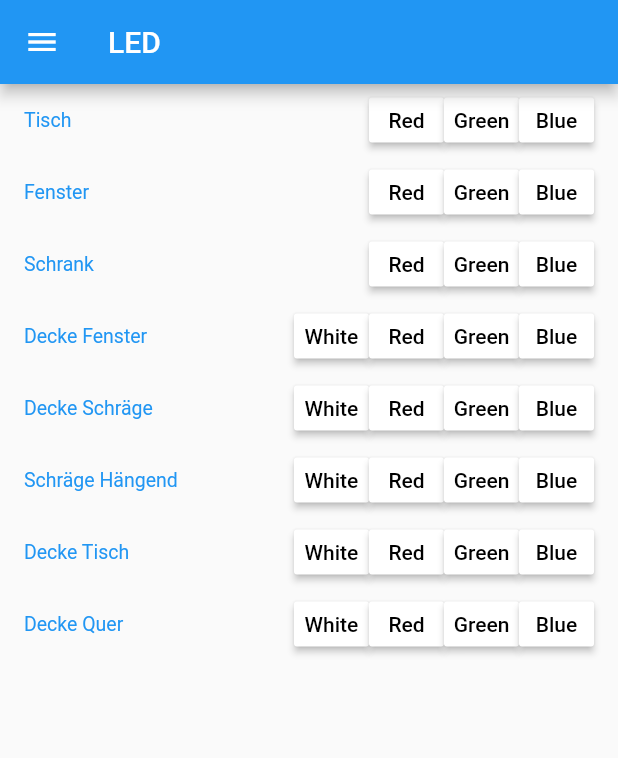
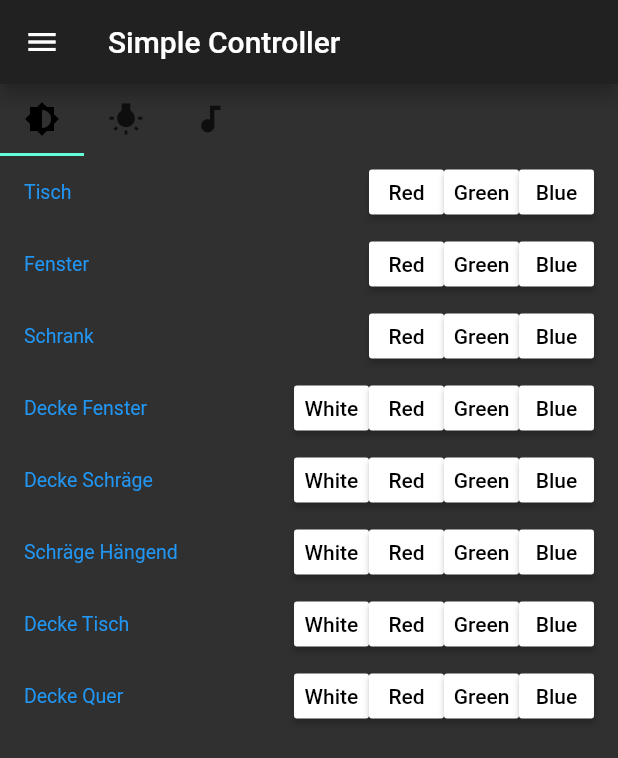
Before and after one commit to wiesesamuel/flutter_lightstorm, a Flutter app: the screen it shows after launch, on a phone screen of 412 x 824 dp. Shown: the top 758 px of the screen. Run offline on Flutter 3.47's test engine with Material 2 defaults, Android fonts, the phone set to English and light mode, and no system bars.

Commit message:
improve views, add tab bar

```diff
--- /dev/null
+++ b/assets/about.txt
@@ -0,0 +1 @@
+This is the about page content, fancy.
--- a/lib/Controller/model_controller.dart
+++ b/lib/Controller/model_controller.dart
@@ -1,4 +1,4 @@
-import 'package:lsd/models/buttonGenerator.dart';
+import 'package:lsd/models/button_generator.dart';
 import 'package:lsd/models/stripe_controller.dart';
 import 'package:lsd/pin/pin.dart';
 import 'package:lsd/pin/pin_type.dart';
--- a/lib/main.dart
+++ b/lib/main.dart
@@ -1,9 +1,5 @@
-// Flutter code sample for material.AppBar.actions.1
-
-// This sample shows adding an action to an [AppBar] that opens a shopping cart.
-
 import 'package:flutter/material.dart';
-import 'package:lsd/view/statefullview.dart';
+import 'package:lsd/view/main_view.dart';
 
 void main() => runApp(MyApp());
 
@@ -12,10 +8,6 @@ class MyApp extends StatelessWidget {
 
   @override
   Widget build(BuildContext context) {
-    return MaterialApp(
-      color: Colors.cyan,
-      title: "LSD",
-      home: MyStatefulWidget(),
-    );
+    return MainView();
   }
 }
--- a/lib/models/buttonGenerator.dart
+++ b/lib/models/button_generator.dart
@@ -12,6 +12,7 @@ class ButtonTextColorConverter {
     switch (color.value) {
       // dark blue
       case (4278190335):
+      case (2989634098):
         return Colors.white;
     }
     return Colors.black;
@@ -44,7 +45,7 @@ class ButtonSingleConverter {
       case ButtonSingle.W:
         return ColorButton(
           name: "White",
-          color: Color.fromRGBO(20, 20, 20, 0.7),
+          color: Color.fromRGBO(50, 50, 50, 0.7),
           pin: pin,
         );
         break;
--- a/lib/models/color_button.dart
+++ b/lib/models/color_button.dart
@@ -1,6 +1,6 @@
 import 'package:flutter/material.dart';
 import 'package:lsd/helper/helper.dart';
-import 'package:lsd/models/buttonGenerator.dart';
+import 'package:lsd/models/button_generator.dart';
 import 'package:lsd/pin/mode_type.dart';
 import 'package:lsd/pin/pin.dart';
 
--- a/lib/models/stripe_controller.dart
+++ b/lib/models/stripe_controller.dart
@@ -3,7 +3,7 @@ import 'package:lsd/helper/helper.dart';
 import 'package:lsd/pin/mode_type.dart';
 import 'package:lsd/pin/pin.dart';
 
-import 'buttonGenerator.dart';
+import 'button_generator.dart';
 import 'color_button.dart';
 
 class StripeController extends StatefulWidget {
--- /dev/null
+++ b/lib/view/controller_view.dart
@@ -0,0 +1,58 @@
+import 'package:flutter/material.dart';
+import 'package:lsd/Controller/controller.dart';
+import 'package:lsd/pin/mode_type.dart';
+
+class ControllerView extends StatefulWidget {
+  @override
+  _ControllerViewState createState() => _ControllerViewState();
+}
+
+class _ControllerViewState extends State<ControllerView>
+    with SingleTickerProviderStateMixin {
+  List<Widget> tabs = [];
+  List<String> titles = [];
+
+  TabController _tabController;
+
+  _ControllerViewState() {
+    for (ModeType value in ModeType.values) {
+      String name = modeTypeHelper.getName(value);
+      titles.add(name);
+      IconData iconData = modeTypeHelper.getIconData(value);
+      tabs.add(Tab(icon: Icon(iconData),));
+    }
+  }
+
+  @override
+  void initState() {
+    super.initState();
+    _tabController = new TabController(vsync: this, length: tabs.length);
+  }
+
+  @override
+  void dispose() {
+    _tabController.dispose();
+    super.dispose();
+  }
+
+  @override
+  Widget build(BuildContext context) {
+    return DefaultTabController(
+        length: titles.length,
+        child: Scaffold(
+            appBar: TabBar(
+              isScrollable: true,
+              tabs: tabs,
+              controller: _tabController,
+              labelColor: Colors.black,
+              //onTap: pinController.setCurrentModeType(ModeType.values[_tabController.index]);
+            ),
+            // components
+            body: Center(
+              child: ListView(
+                children: modelController.getAllMembers(),
+              ),
+            ),
+        ));
+  }
+}
--- /dev/null
+++ b/lib/view/main_view.dart
@@ -0,0 +1,80 @@
+import 'package:flutter/material.dart';
+import 'package:lsd/view/views.dart';
+
+enum AppTheme { Light, Dark }
+
+final appThemes = {
+  AppTheme.Light: ThemeData(
+    brightness: Brightness.light,
+    primarySwatch: Colors.indigo,
+  ),
+  AppTheme.Dark: ThemeData(
+    brightness: Brightness.dark,
+    primarySwatch: Colors.blue,
+  )
+};
+
+AppTheme currentTheme = AppTheme.Dark;
+
+class MainView extends StatefulWidget {
+  _MainViewState createState() => _MainViewState();
+}
+
+class _MainViewState extends State<MainView> {
+  static Views _currentView = defaultView;
+  static Widget _viewWidget = getView(_currentView);
+
+  @override
+  Widget build(BuildContext context) {
+    return MaterialApp(
+      theme: appThemes[currentTheme],
+      home: StatefulBuilder(
+        builder: (BuildContext context, StateSetter state) {
+          return Scaffold(
+            appBar: AppBar(
+              title: Text(getViewName(_currentView)),
+              elevation: 5.0,
+            ),
+            body: _viewWidget,
+            drawer: Drawer(
+                child: new ListView(
+              children: <Widget>[
+                new DrawerHeader(
+                  child: new Text('LED'),
+                ),
+                ListTile(
+                    title: new Text(getViewName(Views.SIMPLE)),
+                    trailing: Icon(Icons.sentiment_satisfied),
+                    onTap: () => setState(() {
+                          _setView(Views.SIMPLE);
+                          Navigator.of(context).pop();
+                        })),
+                ListTile(
+                    title: new Text(getViewName(Views.COMPLEX)),
+                    trailing: Icon(Icons.settings_input_component),
+                    onTap: () => setState(() {
+                          _setView(Views.COMPLEX);
+                          Navigator.of(context).pop();
+                        })),
+                Divider(),
+                ListTile(
+                    title: new Text(getViewName(Views.SETTINGS)),
+                    trailing: Icon(Icons.settings),
+                    onTap: () => setState(() {
+                          _setView(Views.SETTINGS);
+                          Navigator.of(context).pop();
+                        })),
+              ],
+            )),
+          );
+        },
+      ),
+    );
+  }
+
+  void _setView(Views view) {
+    if (_currentView == view) return;
+    _currentView = view;
+    _viewWidget = getView(_currentView);
+  }
+}
--- a/lib/view/statefullview.dart
+++ /dev/null
@@ -1,52 +0,0 @@
-import 'package:flutter/material.dart';
-import 'package:lsd/Controller/controller.dart';
-
-class MyStatefulWidget extends StatefulWidget {
-  MyStatefulWidget({Key key}) : super(key: key);
-
-  @override
-  _MyApplication createState() => _MyApplication();
-}
-
-class _MyApplication extends State<MyStatefulWidget> {
-
-  Widget build(BuildContext context) {
-    return Scaffold(
-
-      // title label
-      appBar: AppBar(
-        title: Text('LED'),
-      ),
-
-      // side menu
-      drawer: new Drawer(
-          child: new ListView(
-            children: <Widget> [
-              new DrawerHeader(child: new Text('LED'),),
-              new ListTile(
-                title: new Text('First Menu Item'),
-                onTap: () {},
-              ),
-              new ListTile(
-                title: new Text('Second Menu Item'),
-                onTap: () {},
-              ),
-              new Divider(),
-              new ListTile(
-                title: new Text('About'),
-                onTap: () {},
-              )
-            ],
-          )
-      ),
-
-      // components
-      body: Center(
-        child: ListView(
-          children: modelController.getAllMembers(),
-        ),
-      ),
-
-    );
-  }
-}
--- /dev/null
+++ b/lib/view/views.dart
@@ -0,0 +1,66 @@
+import 'package:flutter/material.dart';
+import 'package:lsd/view/controller_view.dart';
+import 'package:lsd/view/settings.dart';
+
+final ControllerView _controllerView = ControllerView();
+final SettingsView _settingsView = SettingsView();
+
+final Views defaultView = Views.SIMPLE;
+
+enum Views {
+  SIMPLE,
+  COMPLEX,
+  SETTINGS
+}
+
+Widget getView(Views view) {
+  switch (view) {
+    case Views.SIMPLE:
+      return _controllerView;
+    case Views.SETTINGS:
+      return _settingsView;
+    case Views.COMPLEX:
+      return Material(
+          color: Colors.green,
+          child: Center(
+            child: Text(
+                'Complex View \'$view\'',
+                style: const TextStyle(
+                  color: Colors.white,
+                  fontSize: 16,
+                )
+            ),
+          )
+      );
+      // TODO: Handle this case.
+      break;
+
+    default:
+      return Material(
+          color: Colors.red,
+          child: Center(
+            child: Text(
+                'Unknown View \'$view\'',
+                style: const TextStyle(
+                  color: Colors.white,
+                  fontSize: 16,
+                )
+            ),
+          )
+      );
+  }
+}
+
+
+String getViewName(Views view) {
+  switch (view) {
+    case Views.SIMPLE:
+      return "Simple Controller";
+    case Views.COMPLEX:
+      return "Complex Controller";
+    case Views.SETTINGS:
+      return "Settings";
+    default:
+      return "unknown";
+  }
+}
```
Also changed, not shown: lib/models/mode_controller.dart (added, +49 -0 lines), lib/pin/mode_type.dart (+30 -0 lines), lib/view/about.dart (added, +44 -0 lines), lib/view/settings.dart (added, +50 -0 lines).
